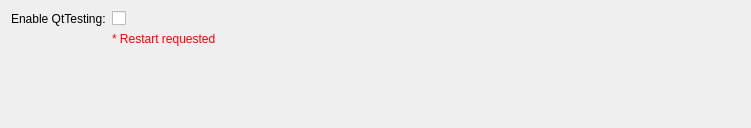
Qt form Base/QTGUI/Resources/UI/qSlicerSettingsQtTestingPanel.ui (Slicer/SlicerGitSVNArchive) before a commit.
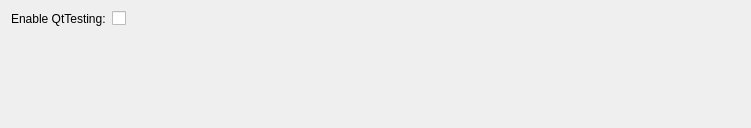
The same form after that commit. Custom widgets are drawn as their Qt base class.

Commit message:
STYLE: Simplify RestartRequested use in Settings panel
Adds asterisk when panel is modified.
Issue #1870

The edit to the form file:
```diff
--- a/Base/QTGUI/Resources/UI/qSlicerSettingsQtTestingPanel.ui
+++ b/Base/QTGUI/Resources/UI/qSlicerSettingsQtTestingPanel.ui
@@ -28,13 +28,6 @@
      </property>
     </widget>
    </item>
-   <item row="5" column="1">
-    <widget class="QLabel" name="RestartRequestedLabel">
-     <property name="text">
-      <string>&lt;font color=&quot;red&quot;&gt;* Restart requested&lt;/font&gt;</string>
-     </property>
-    </widget>
-   </item>
   </layout>
  </widget>
  <customwidgets>
```
The commit also changes 11 other files.
